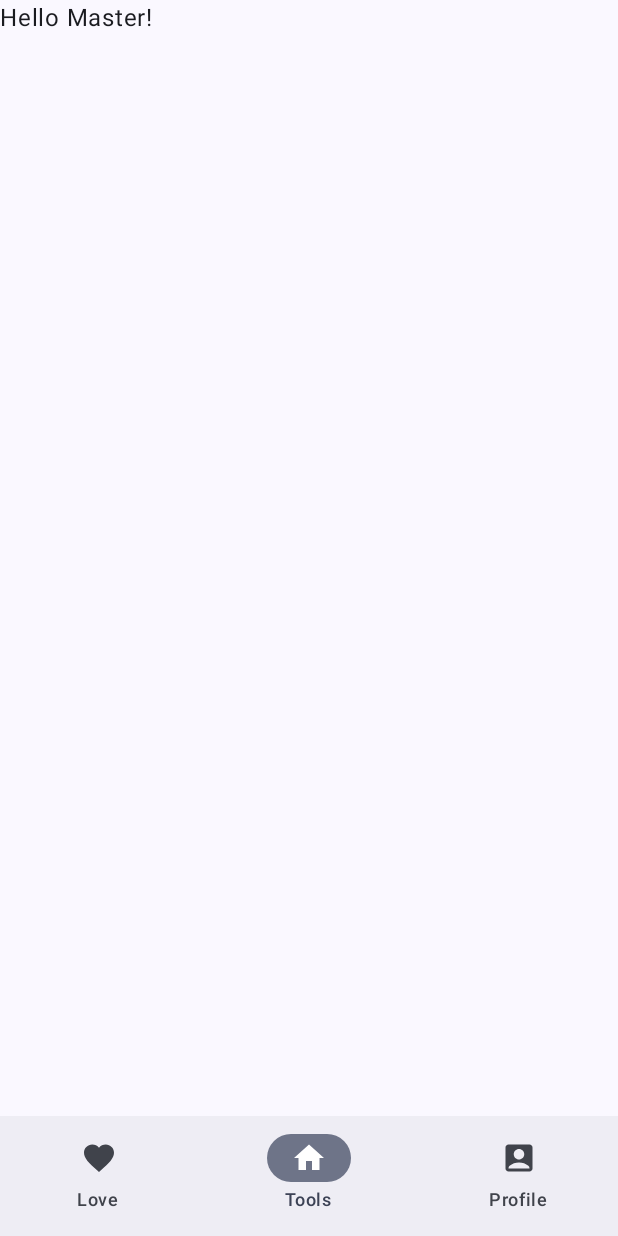
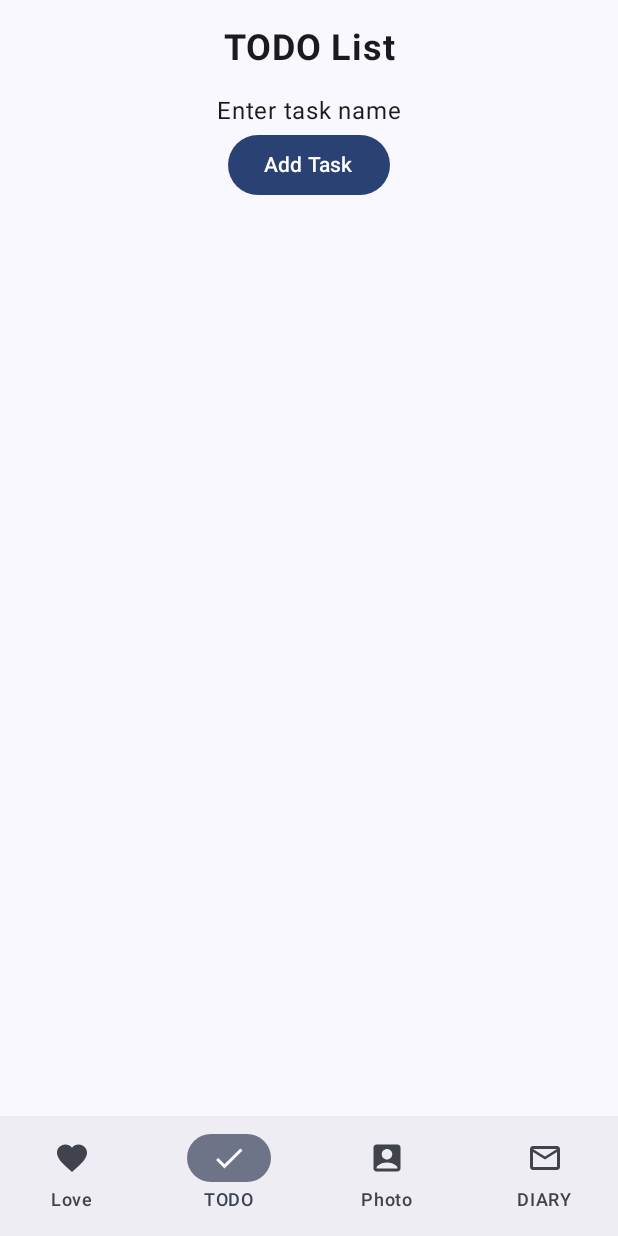
Before and after one commit to Lucas-Wye/syezw, an Android app built with Jetpack Compose: the screen it shows after launch (MainActivity), item 2 of the bottom bar chosen, on a phone screen of 412 x 824 dp. Run offline under Robolectric (Android 15) with nearby library versions, the phone set to English and light mode, and no system bars; our stand-ins replace navigation suite.

Commit message:
add todo and other layout

```diff
--- a/app/src/main/java/org/syezw/MainActivity.kt
+++ b/app/src/main/java/org/syezw/MainActivity.kt
@@ -9,7 +9,6 @@ import androidx.compose.foundation.layout.padding
 import androidx.compose.material.icons.Icons
 import androidx.compose.material.icons.filled.AccountBox
 import androidx.compose.material.icons.filled.Favorite
-import androidx.compose.material.icons.filled.Home
 import androidx.compose.material3.Icon
 import androidx.compose.material3.Scaffold
 import androidx.compose.material3.Text
@@ -24,13 +23,24 @@ import androidx.compose.ui.graphics.vector.ImageVector
 import androidx.compose.ui.tooling.preview.Preview
 import androidx.compose.ui.tooling.preview.PreviewScreenSizes
 import androidx.compose.foundation.layout.*
+import androidx.compose.foundation.lazy.LazyColumn
+import androidx.compose.foundation.text.BasicTextField
+import androidx.compose.material.icons.filled.Check
+import androidx.compose.material.icons.filled.Clear
+import androidx.compose.material.icons.filled.MailOutline
+import androidx.compose.material3.Button
+import androidx.compose.material3.Checkbox
+import androidx.compose.material3.IconButton
+import androidx.compose.material3.MaterialTheme
+import androidx.compose.material3.OutlinedTextField
 import androidx.compose.runtime.*
 import androidx.compose.ui.text.font.FontWeight
 import androidx.compose.ui.unit.dp
 import androidx.compose.ui.unit.sp
-import androidx.compose.ui.graphics.Color
 import androidx.compose.ui.Alignment
+import androidx.compose.ui.platform.LocalContext
 import androidx.compose.ui.text.style.TextAlign
+import androidx.lifecycle.viewmodel.compose.viewModel
 
 import org.syezw.Utils.daysFromTodayTo
 import org.syezw.ui.theme.SyezwTheme
@@ -73,12 +83,12 @@ fun SyezwApp() {
     ) {
         Scaffold(modifier = Modifier.fillMaxSize()) { innerPadding ->
             when (currentDestination) {
-                AppDestinations.HOME -> FavoritesScreen(modifier = Modifier.padding(innerPadding))
-                AppDestinations.FAVORITES -> ToolsScreen(name="Master", modifier = Modifier.padding(innerPadding))
-                AppDestinations.PROFILE -> ProfileScreen(modifier = Modifier.padding(innerPadding))
+                AppDestinations.HOME -> OurLove(modifier = Modifier.padding(innerPadding))
+                AppDestinations.TODO -> TODOScreen(modifier = Modifier.padding(innerPadding))
+                AppDestinations.PHOTO -> PhotoScreen(modifier = Modifier.padding(innerPadding))
+                AppDestinations.DIARY -> DiaryScreen(modifier = Modifier.padding(innerPadding))
             }
         }
-
     }
 }
 
@@ -87,12 +97,13 @@ enum class AppDestinations(
     val icon: ImageVector,
 ) {
     HOME("Love", Icons.Default.Favorite),
-    FAVORITES("Tools", Icons.Default.Home),
-    PROFILE("Profile", Icons.Default.AccountBox),
+    TODO("TODO", Icons.Default.Check),
+    PHOTO("Photo", Icons.Default.AccountBox),
+    DIARY(label="DIARY", Icons.Default.MailOutline)
 }
 
 @Composable
-fun FavoritesScreen(modifier: Modifier = Modifier) {
+fun OurLove(modifier: Modifier = Modifier) {
     var days by rememberSaveable { mutableStateOf<String?>(null) }
 
     LaunchedEffect(Unit) {
@@ -116,22 +127,86 @@ fun FavoritesScreen(modifier: Modifier = Modifier) {
 }
 
 @Composable
-fun ToolsScreen(name: String, modifier: Modifier = Modifier) {
-    Text(
-        text = "Hello $name!",
-        modifier = modifier
-    )
+fun TODOScreen(TodoViewModel: TodoViewModel = viewModel(), modifier: Modifier = Modifier) {
+    var taskName by remember { mutableStateOf("") }
+
+    Column(
+        modifier = modifier.fillMaxSize().padding(16.dp),
+        horizontalAlignment = Alignment.CenterHorizontally,
+    ) {
+        Spacer(modifier = Modifier.height(2.dp))
+        Text(
+            text = "TODO List",
+            fontSize = 24.sp,
+            fontWeight = FontWeight.Bold,
+            textAlign = TextAlign.Center
+        )
+        Spacer(modifier = Modifier.height(16.dp))
+        BasicTextField(
+            value = taskName,
+            onValueChange = { taskName = it },
+            decorationBox = { innerTextField ->
+                if (taskName.isEmpty()) {
+                    Text("Enter task name")
+                }
+                innerTextField()
+            }
+        )
+        Button(onClick = {
+            if (taskName.isNotBlank()) {
+                TodoViewModel.addTask(taskName)
+                taskName = ""
+            }
+        }) {
+            Text("Add Task")
+        }
+        Spacer(modifier = Modifier.height(16.dp))
+        TaskList(TodoViewModel.tasks, TodoViewModel, modifier)
+    }
 }
 
 @Composable
-fun ProfileScreen(modifier: Modifier = Modifier) {
-    Text(text = "这里是个人中心", modifier = modifier)
+fun TaskList(tasks: List<Task>, TodoViewModel: TodoViewModel, modifier: Modifier) {
+    LazyColumn {
+        items(tasks.size) { index ->
+            val task = tasks[index]
+            Row(
+                modifier = modifier
+                    .fillMaxWidth()
+                    .padding(vertical = 4.dp),
+                horizontalArrangement = Arrangement.SpaceBetween,
+                verticalAlignment = Alignment.CenterVertically
+            ) {
+                Text(text = (index+1).toString())
+                Checkbox(
+                    checked = task.isCompleted,
+                    onCheckedChange = {
+                        TodoViewModel.toggleTaskCompletion(task)
+                    }
+                )
+                Text(task.name, modifier = modifier.weight(1f) )
+                IconButton(onClick = { TodoViewModel.removeTask(task) }) {
+                    Icon(Icons.Default.Clear, contentDescription = "Delete Task")
+                }
+            }
+        }
+    }
 }
 
-//@Preview(showBackground = true)
-//@Composable
-//fun GreetingPreview() {
+@Composable
+fun PhotoScreen(modifier: Modifier = Modifier) {
+    Text(text = "傻瓜，这里还没有东西呢", modifier = modifier)
+}
+
+@Composable
+fun DiaryScreen(modifier: Modifier = Modifier) {
+    Text(text = "傻瓜，这里还没有东西！", modifier = modifier)
+}
+
+// @Preview(showBackground=true)
+// @Composable
+// fun ToolsScreenPreview() {
 //     SyezwTheme {
-//         Greeting("Android")
+//         TODOScreen()
 //     }
-//}
+// }
--- /dev/null
+++ b/app/src/main/java/org/syezw/TodoViewModel.kt
@@ -0,0 +1,24 @@
+package org.syezw
+
+import androidx.datastore.core.DataStore
+import androidx.datastore.preferences.core.Preferences
+import androidx.lifecycle.ViewModel
+import androidx.compose.runtime.mutableStateListOf
+
+class TodoViewModel(): ViewModel() {
+        private val _tasks = mutableStateListOf<Task>()
+        val tasks: List<Task> = _tasks
+
+        fun addTask(name: String) {
+            val newTask = Task(id = _tasks.size + 1, name = name)
+            _tasks.add(newTask)
+        }
+
+        fun removeTask(task: Task) {
+            _tasks.remove(task)
+        }
+
+        fun toggleTaskCompletion(task: Task) {
+            task.isCompleted = !task.isCompleted
+        }
+    }
```
Also changed, not shown: app/src/main/java/org/syezw/Task.kt (added, +7 -0 lines).
